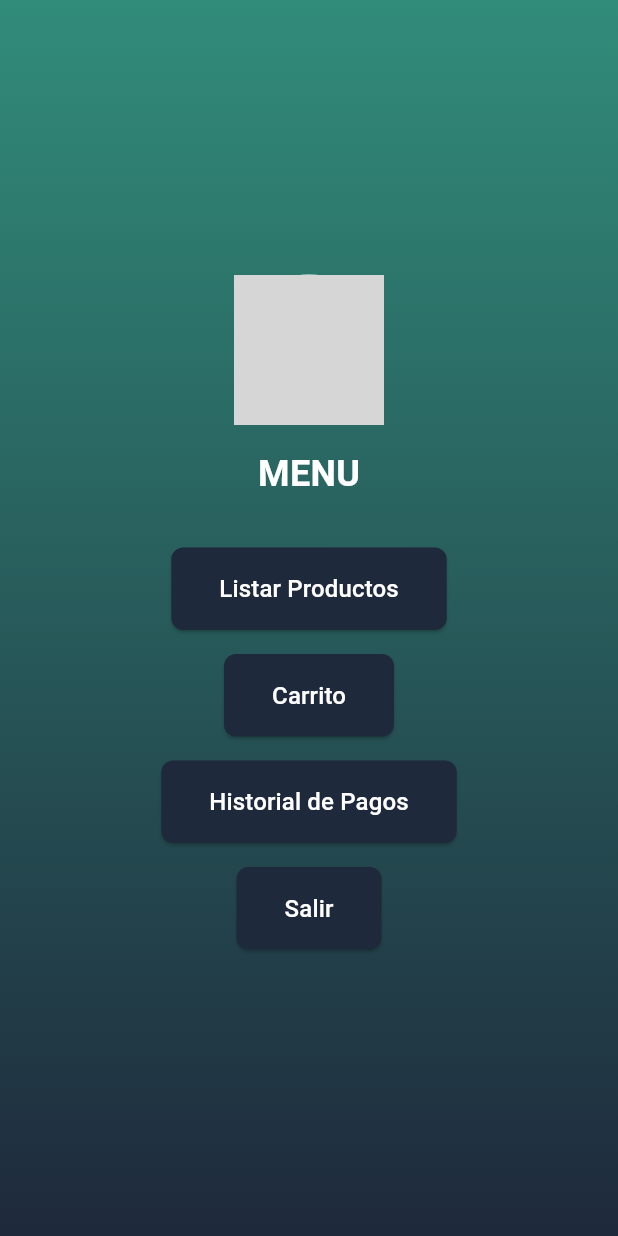
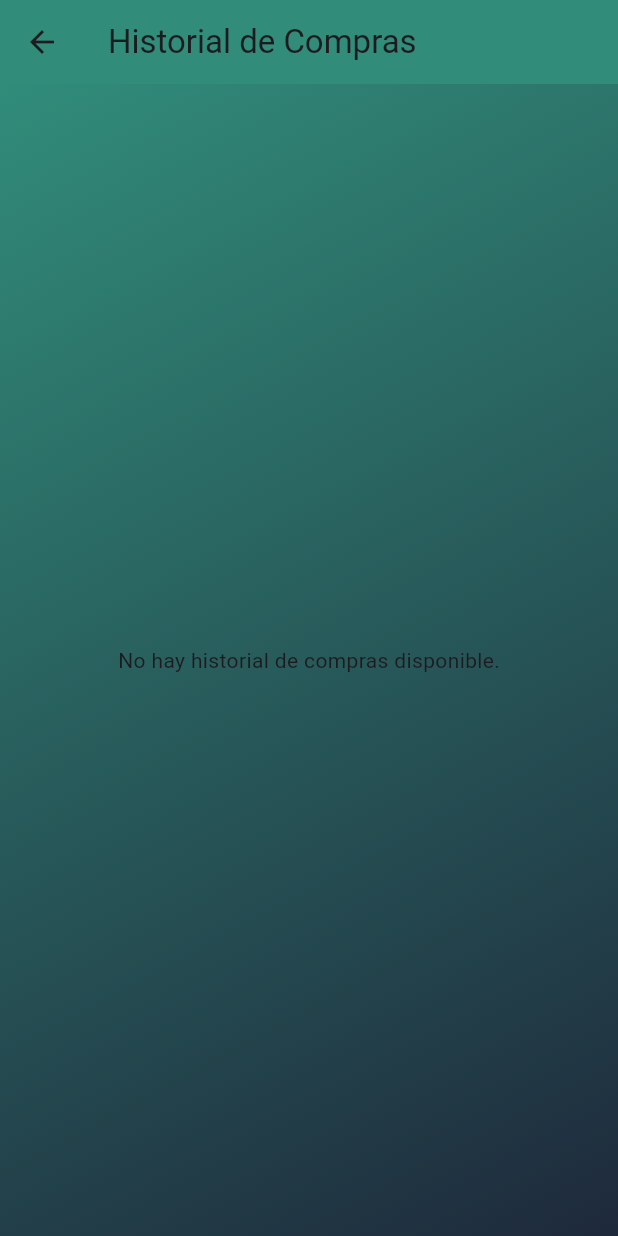
Before and after one commit to SantiagoBadiola2002/AplicacionesParaDispositivosM-viles, a Flutter app: the MenuCliente screen opened directly with empty values, after a tap on "Historial de Pagos", on a phone screen of 412 x 824 dp. Run offline on Flutter 3.47's test engine with Material 3 defaults, Android fonts, the phone set to English and light mode, and no system bars; our stand-ins replace cloud_firestore, firebase_core, shared_preferences; accounts and stored records are empty; grey boxes are pictures that could not be loaded.

Commit message:
Historial compras y arreglos visuales

```diff
--- /dev/null
+++ b/lib/pagesCliente/historialComprasCliente.dart
@@ -0,0 +1,141 @@
+import 'package:cloud_firestore/cloud_firestore.dart';
+import 'package:flutter/material.dart';
+import 'package:intl/intl.dart';
+import '../services/firebasePagos_service.dart';
+import '../styles/historialComprasProducto_style.dart'; // Importa los estilos
+
+class HistorialComprasPage extends StatefulWidget {
+  final String idUsuario;
+
+  const HistorialComprasPage({Key? key, required this.idUsuario})
+      : super(key: key);
+
+  @override
+  _HistorialComprasPageState createState() => _HistorialComprasPageState();
+}
+
+class _HistorialComprasPageState extends State<HistorialComprasPage> {
+  final FirebaseServicioPago _firebaseServicioPago = FirebaseServicioPago();
+  List<Map<String, dynamic>> _purchaseHistory = [];
+  List<bool> _isOpen = [];
+  bool _isLoading = true;
+
+  @override
+  void initState() {
+    super.initState();
+    _obtenerHistorialPagosCliente();
+  }
+
+  Future<void> _obtenerHistorialPagosCliente() async {
+    try {
+      List<Map<String, dynamic>> historial = await _firebaseServicioPago
+          .obtenerHistorialPagosCliente(widget.idUsuario);
+
+      setState(() {
+        _purchaseHistory = historial;
+        _isOpen = List<bool>.filled(historial.length, false);
+        _isLoading = false;
+      });
+    } catch (e) {
+      print('Error al obtener el historial de pagos: $e');
+      setState(() {
+        _isLoading = false;
+      });
+    }
+  }
+
+  @override
+  Widget build(BuildContext context) {
+    return Scaffold(
+      appBar: AppBar(
+        title: const Text('Historial de Compras'),
+        backgroundColor: AppStyles.appBarColor,
+      ),
+      body: Container(
+        decoration: BoxDecoration(
+          gradient: AppStyles.backgroundGradient,
+        ),
+        child: _isLoading
+            ? const Center(child: CircularProgressIndicator())
+            : _purchaseHistory.isEmpty
+                ? const Center(child: Text('No hay historial de compras disponible.'))
+                : ListView.builder(
+                    padding: AppStyles.listPadding,
+                    itemCount: _purchaseHistory.length,
+                    itemBuilder: (context, index) {
+                      var purchase = _purchaseHistory[index];
+                      var products = purchase['Productos'] as List<dynamic>;
+
+                      return Container(
+                        margin: AppStyles.cardMargin,
+                        child: Card(
+                          elevation: 3,
+                          color: AppStyles.cardColor,
+                          child: ExpansionPanelList(
+                            elevation: 1,
+                            expandedHeaderPadding: EdgeInsets.zero,
+                            expansionCallback: (panelIndex, isExpanded) {
+                              setState(() {
+                                _isOpen[index] = !_isOpen[index];
+                              });
+                            },
+                            children: [
+                              ExpansionPanel(
+                                isExpanded: _isOpen[index],
+                                headerBuilder: (context, isExpanded) {
+                                  return Container(
+                                    color: AppStyles.headerColor,
+                                    child: ListTile(
+                                      title: Text(
+                                        'ID: ${purchase['ID']} | Fecha: ${DateFormat('yyyy-MM-dd').format((purchase['Fecha'] as Timestamp).toDate())} | Total: \$${purchase['Total'].toStringAsFixed(2)}',
+                                        style: AppStyles.headerTextStyle,
+                                      ),
+                                    ),
+                                  );
+                                },
+                                body: Container(
+                                  color: AppStyles.bodyColor,
+                                  child: Column(
+                                    children: products.map<Widget>((product) {
+                                      return ListTile(
+                                        leading: Image.network(
+                                          product['Foto'] ?? '',
+                                          width: 60,
+                                          height: 60,
+                                          fit: BoxFit.cover,
+                                          errorBuilder: (context, error, stackTrace) {
+                                            return Image.asset(
+                                              'lib/images/noImagenProducto.webp',
+                                              width: 60,
+                                              height: 60,
+                                              fit: BoxFit.cover,
+                                            );
+                                          },
+                                        ),
+                                        title: Text(product['Nombre']),
+                                        subtitle: Column(
+                                          crossAxisAlignment: CrossAxisAlignment.start,
+                                          children: [
+                                            Text('Precio: \$${product['Precio'].toStringAsFixed(2)}'),
+                                            Text('Cantidad: ${product['Cantidad']}'),
+                                            Text(
+                                              'Subtotal: \$${(product['Precio'] * product['Cantidad']).toStringAsFixed(2)}',
+                                              style: AppStyles.subtotalTextStyle,
+                                            ),
+                                          ],
+                                        ),
+                                      );
+                                    }).toList(),
+                                  ),
+                                ),
+                              ),
+                            ],
+                          ),
+                        ),
+                      );
+                    },
+                  ),
+      ),
+    );
+  }
+}
--- a/lib/pagesCliente/menuCliente.dart
+++ b/lib/pagesCliente/menuCliente.dart
@@ -1,9 +1,10 @@
 import 'package:flutter/material.dart';
 import '../services/firebaseUsuario_service.dart';
 import '../styles/menuCliente_styles.dart'; // Importa el archivo de estilos
-import '../pages/Intro.dart'; // Importa el archivo que contiene el componente Into
+import '../pages/Intro.dart'; // Importa el archivo que contiene el componente Intro
 import '../pagesCliente/listarProductosCliente.dart';
 import './verCarritoCliente.dart';
+import '../pagesCliente/historialComprasCliente.dart';
 
 class MenuCliente extends StatefulWidget {
   final String idUsuario; // Recibe el ID del usuario
@@ -27,20 +28,25 @@ class _MenuClienteState extends State<MenuCliente> {
   // Método para cargar los datos del usuario
   Future<void> _cargarDatosUsuario() async {
     final firebaseServicio = FirebaseServicioUsuario();
-    Usuario? user =
-        await firebaseServicio.obtenerUsuarioPorId(widget.idUsuario);
-
-    setState(() {
-      usuario = user;
-      isLoading = false;
-    });
+    try {
+      Usuario? user = await firebaseServicio.obtenerUsuarioPorId(widget.idUsuario);
+      setState(() {
+        usuario = user;
+        isLoading = false;
+      });
+    } catch (e) {
+      print('Error al cargar los datos del usuario: $e');
+      setState(() {
+        isLoading = false;
+      });
+    }
   }
 
   @override
   Widget build(BuildContext context) {
     return Scaffold(
       body: isLoading
-          ? Center(child: CircularProgressIndicator()) // Indicador de carga
+          ? const Center(child: CircularProgressIndicator()) // Indicador de carga
           : Container(
               decoration: BoxDecoration(
                 gradient: MenuClienteStyles
@@ -53,20 +59,18 @@ class _MenuClienteState extends State<MenuCliente> {
                     // Imagen de perfil
                     CircleAvatar(
                       radius: 50,
-                      backgroundImage: usuario != null &&
-                              usuario!.imagen.isNotEmpty
+                      backgroundImage: usuario != null && usuario!.imagen.isNotEmpty
                           ? NetworkImage(usuario!.imagen)
-                          : AssetImage(MenuClienteStyles.placeholderImage)
-                              as ImageProvider, // Imagen por defecto si no tiene una imagen de usuario
+                          : AssetImage(MenuClienteStyles.placeholderImage) as ImageProvider,
                       backgroundColor: Colors.white,
                     ),
-                    SizedBox(height: 16),
+                    const SizedBox(height: 16),
                     // Título "MENU"
                     Text(
                       'MENU',
                       style: MenuClienteStyles.titleTextStyle,
                     ),
-                    SizedBox(height: 24),
+                    const SizedBox(height: 24),
                     // Botones
                     _buildButton(context, 'Listar Productos', () {
                       print('Llendo a listarProductosCliente');
@@ -74,26 +78,38 @@ class _MenuClienteState extends State<MenuCliente> {
                         context,
                         MaterialPageRoute(
                             builder: (context) =>
-                                ProductListCliente()), // Navegar a la pantalla de ProductList
+                                 ProductListCliente()), // Ir a la lista de productos
                       );
                     }),
                     _buildButton(context, 'Carrito', () {
                       print('Llendo a verCarritoCliente');
+                      if (usuario != null) {
+                        Navigator.push(
+                          context,
+                          MaterialPageRoute(
+                            builder: (context) => CartScreen(usuario: usuario!), // Pasar el objeto completo si está disponible
+                          ),
+                        );
+                      } else {
+                        print('Error: usuario es null');
+                      }
+                    }),
+                    _buildButton(context, 'Historial de Pagos', () {
+                      print('Llendo a historialComprasCliente');
                       Navigator.push(
                         context,
                         MaterialPageRoute(
-                          builder: (context) => CartScreen(usuario: usuario!),
+                          builder: (context) => HistorialComprasPage(idUsuario: widget.idUsuario), // Enviar solo el idUsuario
                         ),
                       );
                     }),
-                    _buildButton(context, 'Historial de Pagos', () {}),
                     _buildButton(context, 'Salir', () {
                       print('Salir');
                       Navigator.push(
                         context,
                         MaterialPageRoute(
                             builder: (context) =>
-                                Intro()), // Navegar a la pantalla de ProductList
+                                 Intro()), // Regresar a la pantalla de intro
                       );
                     }),
                   ],
--- a/lib/pagesCliente/verCarritoCliente.dart
+++ b/lib/pagesCliente/verCarritoCliente.dart
@@ -153,6 +153,7 @@ ElevatedButton(
         'Nombre': producto?.nombre,
         'Cantidad': entry.value,
         'Precio': producto?.precio,
+        'Foto': producto?.foto,
       };
     }).toList();
 
--- a/lib/services/firebasePagos_service.dart
+++ b/lib/services/firebasePagos_service.dart
@@ -9,15 +9,22 @@ class FirebaseServicioPago {
   required String idUsuario,
   required String nombreCliente,
   required double total,
-    required List<Map<String, dynamic>> productos, // Lista de productos con IDProducto, Nombre, Cantidad y Precio
+  required List<Map<String, dynamic>> productos, // Lista de productos con IDProducto, Nombre, Cantidad, Precio y Foto (URL)
 }) async {
   try {
+    // Registrar el pago en la colección de pagos
     await pagosCollection.add({
       'IDUsuario': idUsuario,
       'NombreCliente': nombreCliente,
       'Fecha': Timestamp.now(),  // Fecha actual del pago
       'Total': total,
-        'Productos': productos,  // Array de productos comprados
+      'Productos': productos.map((producto) => {
+        'IDProducto': producto['IDProducto'],
+        'Nombre': producto['Nombre'],
+        'Cantidad': producto['Cantidad'],
+        'Precio': producto['Precio'],
+        'Foto': producto['Foto'],
+      }).toList(),  // Convierte el mapa de productos a una lista de mapas
     });
     print('Pago registrado exitosamente.');
   } catch (e) {
@@ -25,16 +32,32 @@ class FirebaseServicioPago {
   }
 }
 
-  // Obtener el historial de pagos de un cliente específico
+
+ // Obtener el historial de pagos de un cliente específico sin usar un índice compuesto
   Future<List<Map<String, dynamic>>> obtenerHistorialPagosCliente(String idUsuario) async {
+  if (idUsuario.isEmpty) {
+    print('Error: ID de usuario no puede estar vacío.');
+    return [];
+  }
+
   try {
-      QuerySnapshot snapshot = await pagosCollection.where('IDUsuario', isEqualTo: idUsuario).get();
-      return snapshot.docs.map((doc) => doc.data() as Map<String, dynamic>).toList();
+    QuerySnapshot snapshot = await pagosCollection
+      .where('IDUsuario', isEqualTo: idUsuario)
+      .get();
+
+    // Mapeamos los datos incluyendo el ID del documento
+    return snapshot.docs.map((doc) {
+      var data = doc.data() as Map<String, dynamic>;
+      data['ID'] = doc.id; // Asignar el ID del documento
+      return data;
+    }).toList();
   } catch (e) {
     print('Error al obtener historial de pagos del cliente: $e');
     return [];
   }
 }
+
+
 
  // Obtener el historial de compras de un producto específico
 Future<List<Map<String, dynamic>>> obtenerHistorialComprasProducto(String idProducto) async {
--- a/lib/services/firebaseUsuario_service.dart
+++ b/lib/services/firebaseUsuario_service.dart
@@ -111,4 +111,6 @@ class Usuario {
       imagen: data['Imagen'] ?? '', // Se añade la lectura del campo imagen
     );
   }
+
+  get id => null;
 }
--- /dev/null
+++ b/lib/styles/historialComprasProducto_style.dart
@@ -0,0 +1,28 @@
+import 'package:flutter/material.dart';
+
+class AppStyles {
+  static const Color appBarColor = Color(0xFF318C7A);
+
+  static const Gradient backgroundGradient = LinearGradient(
+    colors: [Color(0xFF318C7A), Color(0xFF1E293B)],
+    begin: Alignment.topLeft,
+    end: Alignment.bottomRight,
+  );
+
+  static const EdgeInsets listPadding = EdgeInsets.all(16);
+  static const EdgeInsets cardMargin = EdgeInsets.symmetric(vertical: 8);
+
+  // Usar variables no constantes para colores con opacidad
+  static final Color cardColor = Colors.white.withOpacity(0.7);
+  static final Color headerColor = Colors.white.withOpacity(0.1);
+  static final Color bodyColor = Colors.white.withOpacity(0.1);
+
+  static const TextStyle headerTextStyle = TextStyle(
+    fontSize: 16,
+    fontWeight: FontWeight.bold,
+  );
+
+  static const TextStyle subtotalTextStyle = TextStyle(
+    fontWeight: FontWeight.bold,
+  );
+}
```
Also changed, not shown: lib/pages/Intro.dart (+8 -7 lines), lib/pagesAdmin/crearProductoAdmin.dart (+8 -1 lines). Lines whose indentation alone changed are shown as unchanged.
